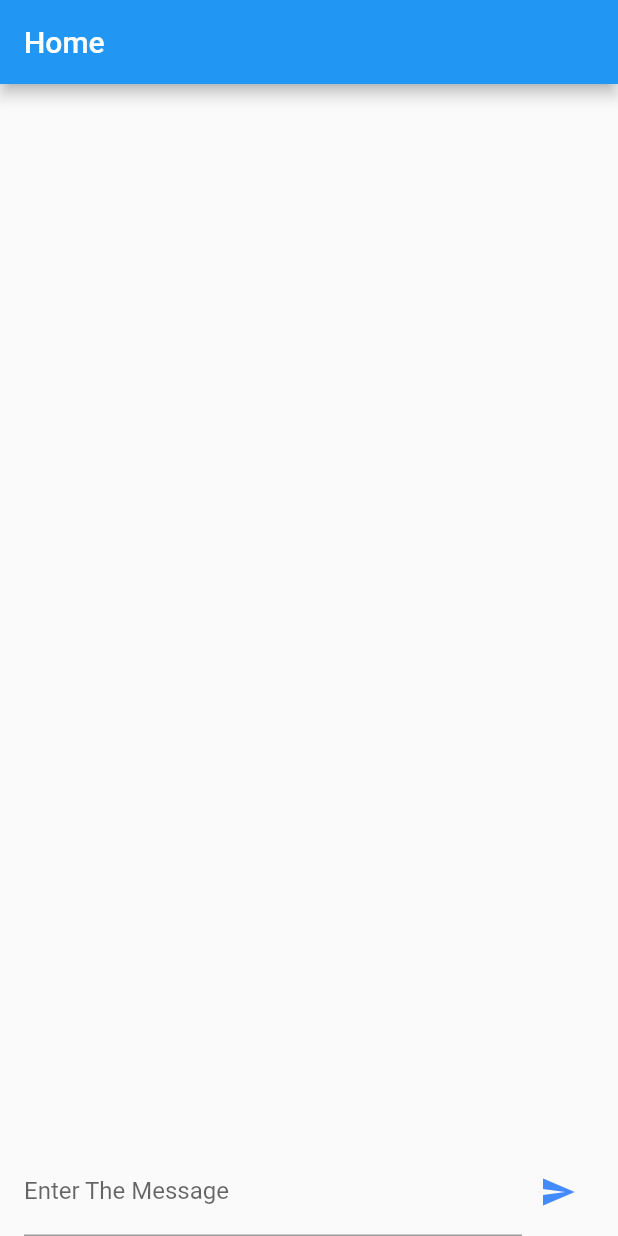
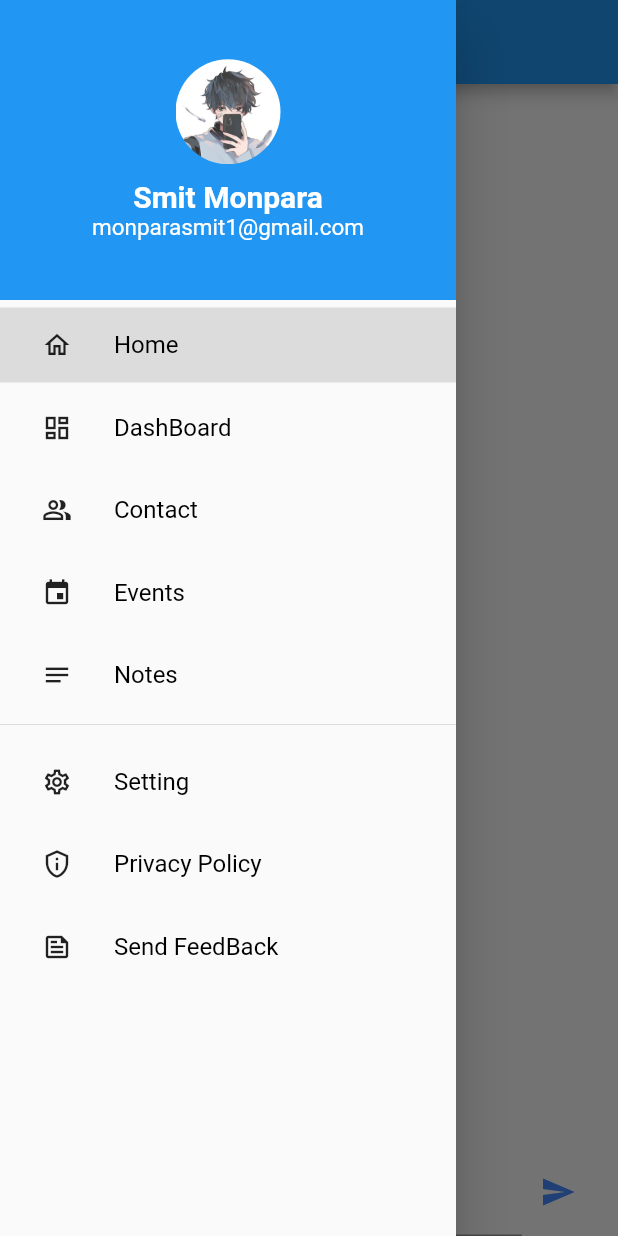
Before and after one commit to smit13192/flutter_app, a Flutter app: the HomePage screen opened directly with empty values, with the side drawer open (before the commit the screen has no drawer), on a phone screen of 412 x 824 dp. Run offline on Flutter 3.47's test engine with Material 2 defaults, Android fonts, the phone set to English and light mode, and no system bars.

Commit message:
make the drawer

```diff
--- /dev/null
+++ b/lib/page/ContactPage.dart
@@ -0,0 +1,12 @@
+import 'package:flutter/material.dart';
+
+class ContactPage extends StatelessWidget {
+  const ContactPage({Key? key}) : super(key: key);
+
+  @override
+  Widget build(BuildContext context) {
+    return const Center(
+      child: Text("Dash Board Page"),
+    );
+  }
+}
--- /dev/null
+++ b/lib/page/DashBoardPage.dart
@@ -0,0 +1,12 @@
+import 'package:flutter/material.dart';
+
+class DashBoardPage extends StatelessWidget {
+  const DashBoardPage({Key? key}) : super(key: key);
+
+  @override
+  Widget build(BuildContext context) {
+    return const Center(
+      child: Text("Dash Board Page"),
+    );
+  }
+}
--- a/lib/page/home.dart
+++ b/lib/page/home.dart
@@ -1,4 +1,7 @@
 import 'package:flutter/material.dart';
+import 'package:ms_creation/utilites/drawer.dart';
+
+import 'DashBoardPage.dart';
 
 class HomePage extends StatelessWidget {
   final String name;
@@ -8,11 +11,12 @@ class HomePage extends StatelessWidget {
   @override
   Widget build(BuildContext context) {
     return Scaffold(
-        appBar: AppBar(
-          automaticallyImplyLeading: false,
-          title: const Text("Home"),
+      appBar: AppBar(
+        title: const Text("Home"),
         ),
-        body: ChatScreen(name: name));
+        body: ChatScreen(name:name),
+      drawer:  MyDrawer(),
+    );
   }
 }
 
--- /dev/null
+++ b/lib/utilites/drawer.dart
@@ -0,0 +1,143 @@
+import 'package:flutter/material.dart';
+import 'package:ms_creation/page/home.dart';
+
+class MyDrawer extends StatefulWidget {
+  const MyDrawer({Key? key}) : super(key: key);
+
+  @override
+  State<MyDrawer> createState() => _MyDrawerState();
+}
+
+class _MyDrawerState extends State<MyDrawer> {
+  var currentPage = DrawerSelection.home;
+
+  @override
+  Widget build(BuildContext context) {
+    return Drawer(
+      child: SingleChildScrollView(
+        child: Column(
+          children: [
+            Container(
+              height: 200,
+              width: double.infinity,
+              decoration: const BoxDecoration(color: Colors.blue),
+              child: Column(
+                mainAxisAlignment: MainAxisAlignment.center,
+                children: [
+                  Container(
+                    height: 70,
+                    margin: const EdgeInsets.only(bottom: 10),
+                    decoration: const BoxDecoration(
+                      shape: BoxShape.circle,
+                      image: DecorationImage(
+                          image: AssetImage("assets/images/boy.png")),
+                    ),
+                  ),
+                  const Text(
+                    "Smit Monpara",
+                    style: TextStyle(
+                        color: Colors.white,
+                        fontWeight: FontWeight.bold,
+                        fontSize: 20),
+                  ),
+                  const Text(
+                    "monparasmit1@gmail.com",
+                    style: TextStyle(color: Colors.white, fontSize: 15),
+                  )
+                ],
+              ),
+            ),
+            drawerList(1, "Home", Icons.home_outlined,
+                currentPage == DrawerSelection.home ? true : false),
+            drawerList(2, "DashBoard", Icons.dashboard_outlined,
+                currentPage == DrawerSelection.dashboard ? true : false),
+            drawerList(3, "Contact", Icons.people_alt_outlined,
+                currentPage == DrawerSelection.contact ? true : false),
+            drawerList(4, "Events", Icons.event,
+                currentPage == DrawerSelection.event ? true : false),
+            drawerList(5, "Notes", Icons.notes,
+                currentPage == DrawerSelection.notes ? true : false),
+            const Divider(),
+            drawerList(6, "Setting", Icons.settings_outlined,
+                currentPage == DrawerSelection.settings ? true : false),
+            drawerList(7, "Privacy Policy", Icons.privacy_tip_outlined,
+                currentPage == DrawerSelection.privacy ? true : false),
+            drawerList(8, "Send FeedBack", Icons.feed_outlined,
+                currentPage == DrawerSelection.feedback ? true : false),
+          ],
+        ),
+      ),
+    );
+  }
+
+  Widget drawerList(int id, String heading, IconData icon, bool page) {
+    return Container(
+      padding: const EdgeInsets.only(top: 5),
+      child: Material(
+        color: page ? Colors.black12 : Colors.transparent,
+        child: InkWell(
+          onTap: () {
+            switch (id) {
+              case 1:
+                currentPage = DrawerSelection.home;
+                break;
+              case 2:
+                currentPage = DrawerSelection.dashboard;
+                break;
+              case 3:
+                currentPage = DrawerSelection.contact;
+                break;
+              case 4:
+                currentPage = DrawerSelection.event;
+                break;
+              case 5:
+                currentPage = DrawerSelection.notes;
+                break;
+              case 6:
+                currentPage = DrawerSelection.settings;
+                break;
+              case 7:
+                currentPage = DrawerSelection.privacy;
+                break;
+              case 8:
+                currentPage = DrawerSelection.feedback;
+                break;
+            }
+            setState(() {});
+          },
+          child: Padding(
+            padding: const EdgeInsets.symmetric(vertical: 15),
+            child: Row(
+              children: [
+                Expanded(
+                  child: Icon(
+                    icon,
+                    size: 20,
+                  ),
+                ),
+                Expanded(
+                  flex: 3,
+                  child: Text(
+                    heading,
+                    style: const TextStyle(color: Colors.black, fontSize: 16),
+                  ),
+                )
+              ],
+            ),
+          ),
+        ),
+      ),
+    );
+  }
+}
+
+enum DrawerSelection {
+  home,
+  dashboard,
+  contact,
+  event,
+  notes,
+  settings,
+  privacy,
+  feedback
+}
```
Also changed, not shown: assets/images/boy.png (added).
